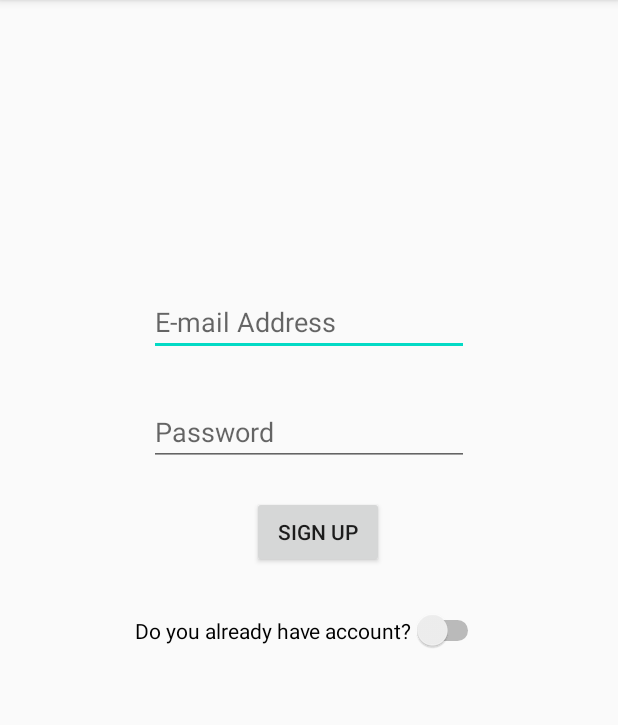
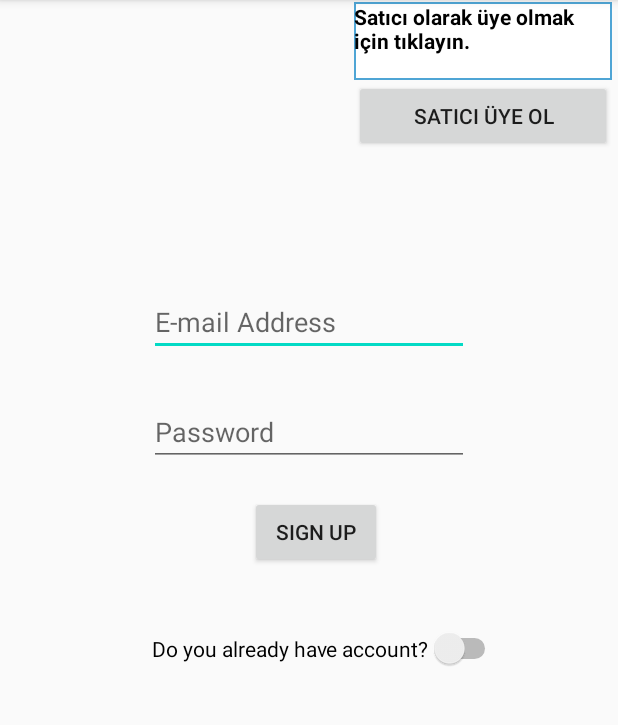
Before and after one commit to ahmeatali/Bidenco, an Android app: the signup_activity screen opened directly, with no data from a screen before it, on a phone screen of 412 x 824 dp, the part 84-809 px from its top. Run offline under Robolectric (Android 15) with nearby library versions, the phone set to English and light mode, and no system bars; our stand-ins replace Firebase (no records; nobody signed in at launch, a user with empty details on screens opened directly).

Commit message:
Satıcı girişi

```diff
--- a/app/src/main/AndroidManifest.xml
+++ b/app/src/main/AndroidManifest.xml
@@ -13,6 +13,9 @@
             android:name=".ResetPasswordActivity"
             android:parentActivityName=".signin_activity" />
         <activity android:name=".signup_activity" />
+        <activity
+            android:name=".SaticiSignupActivity"
+            android:parentActivityName=".signup_activity" />
         <activity android:name=".SupportActivity" />
         <activity android:name=".feed_activity" />
         <activity android:name=".signin_activity">
--- a/app/src/main/java/com/ahmetaliyilmaz/aay19/bidenco/signup_activity.java
+++ b/app/src/main/java/com/ahmetaliyilmaz/aay19/bidenco/signup_activity.java
@@ -5,8 +5,8 @@ import androidx.appcompat.app.AppCompatActivity;
 
 import android.content.Intent;
 import android.os.Bundle;
-import android.util.Log;
 import android.view.View;
+import android.widget.Button;
 import android.widget.EditText;
 import android.widget.Toast;
 
@@ -14,7 +14,6 @@ import com.google.android.gms.tasks.OnCompleteListener;
 import com.google.android.gms.tasks.OnFailureListener;
 import com.google.android.gms.tasks.OnSuccessListener;
 import com.google.android.gms.tasks.Task;
-import com.google.firebase.auth.ActionCodeSettings;
 import com.google.firebase.auth.AuthResult;
 import com.google.firebase.auth.FirebaseAuth;
 import com.google.firebase.auth.FirebaseUser;
@@ -23,6 +22,7 @@ public class signup_activity extends AppCompatActivity {
 
     private FirebaseAuth fAuth;
     EditText semailText, spasswordText;
+    Button saticiBtn;
 
     @Override
     protected void onCreate(Bundle savedInstanceState) {
@@ -31,48 +31,47 @@ public class signup_activity extends AppCompatActivity {
 
         semailText = findViewById(R.id.semailText);
         spasswordText = findViewById(R.id.spasswordText);
+
+        saticiBtn = findViewById(R.id.saticiBtn);
+        saticiBtn.setOnClickListener(new View.OnClickListener() {
+            @Override
+            public void onClick(View view) {
+                startActivity(new Intent(signup_activity.this, SaticiSignupActivity.class));
+            }
+        });
     }
 
-    public void signupClicked (View view){
+    public void signupClicked(View view) {
 
         fAuth = FirebaseAuth.getInstance();
         final String email = semailText.getText().toString();
         String password = spasswordText.getText().toString();
 
-
-        fAuth.createUserWithEmailAndPassword(email,password)
+        fAuth.createUserWithEmailAndPassword(email, password)
                 .addOnSuccessListener(new OnSuccessListener<AuthResult>() {
                     @Override
                     public void onSuccess(AuthResult authResult) {
-                FirebaseUser user= fAuth.getCurrentUser();
+                        FirebaseUser user = fAuth.getCurrentUser();
                         user.sendEmailVerification()
                                 .addOnCompleteListener(new OnCompleteListener<Void>() {
                                     @Override
                                     public void onComplete(@NonNull Task<Void> task) {
                                         if (task.isSuccessful()) {
-                                    Toast.makeText(signup_activity.this,"Please Check Your E-mail for Verification",Toast.LENGTH_LONG).show();
+                                            Toast.makeText(signup_activity.this, "Please Check Your E-mail for Verification", Toast.LENGTH_LONG).show();
                                         }
                                     }
                                 });
-
                     }
                 }).addOnFailureListener(new OnFailureListener() {
             @Override
             public void onFailure(@NonNull Exception e) {
-
-                Toast.makeText(signup_activity.this,e.getLocalizedMessage().toString(),Toast.LENGTH_LONG).show();
-
+                Toast.makeText(signup_activity.this, e.getLocalizedMessage().toString(), Toast.LENGTH_LONG).show();
             }
         });
+    }
 
-
-
-    }
-    public void preButton (View view){
-
+    public void preButton(View view) {
         Intent intent = new Intent(signup_activity.this, signin_activity.class);
         startActivity(intent);
-
     }
-
 }
--- a/app/src/main/res/layout/activity_signup.xml
+++ b/app/src/main/res/layout/activity_signup.xml
@@ -35,10 +35,8 @@
         android:layout_height="wrap_content"
         android:layout_marginStart="67dp"
         android:layout_marginTop="20dp"
-        android:layout_marginEnd="65dp"
         android:onClick="signupClicked"
         android:text="Sign Up"
-        app:layout_constraintEnd_toEndOf="@+id/preButton"
         app:layout_constraintStart_toStartOf="@+id/spasswordText"
         app:layout_constraintTop_toBottomOf="@+id/spasswordText" />
 
@@ -46,11 +44,37 @@
         android:id="@+id/preButton"
         android:layout_width="wrap_content"
         android:layout_height="wrap_content"
-        android:layout_marginTop="28dp"
+        android:layout_marginTop="40dp"
+        android:layout_marginEnd="78dp"
         android:onClick="preButton"
         android:text="Do you already have account?"
         app:layout_constraintEnd_toEndOf="parent"
-        app:layout_constraintStart_toStartOf="parent"
         app:layout_constraintTop_toBottomOf="@+id/signupClicked" />
 
+    <LinearLayout
+        android:id="@+id/linearLayout"
+        android:layout_width="172dp"
+        android:layout_height="101dp"
+        android:layout_marginTop="1dp"
+        android:layout_marginEnd="4dp"
+        android:orientation="vertical"
+        app:layout_constraintEnd_toEndOf="parent"
+        app:layout_constraintTop_toTopOf="parent">
+
+        <TextView
+            android:id="@+id/textView"
+            android:layout_width="match_parent"
+            android:layout_height="52dp"
+            android:background="@drawable/back"
+            android:text="Satıcı olarak üye olmak için tıklayın."
+            android:textColor="#000000"
+            android:textStyle="bold" />
+
+        <Button
+            android:id="@+id/saticiBtn"
+            android:layout_width="match_parent"
+            android:layout_height="wrap_content"
+            android:text="Satıcı Üye Ol" />
+    </LinearLayout>
+
 </androidx.constraintlayout.widget.ConstraintLayout>
```
Also changed, not shown: app/build.gradle (+6 -5 lines), app/src/main/java/com/ahmetaliyilmaz/aay19/bidenco/SaticiSignupActivity.java (added, +113 -0 lines), app/src/main/res/layout/activity_satici_signup.xml (added, +113 -0 lines). Lines whose indentation alone changed are shown as unchanged.
